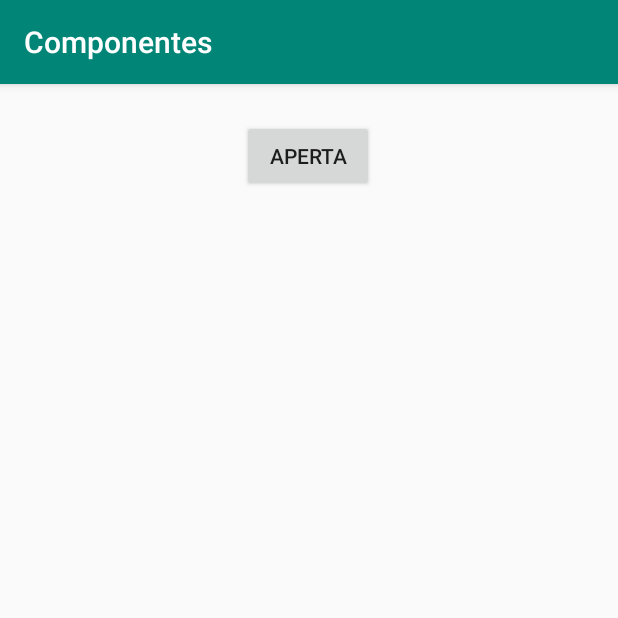
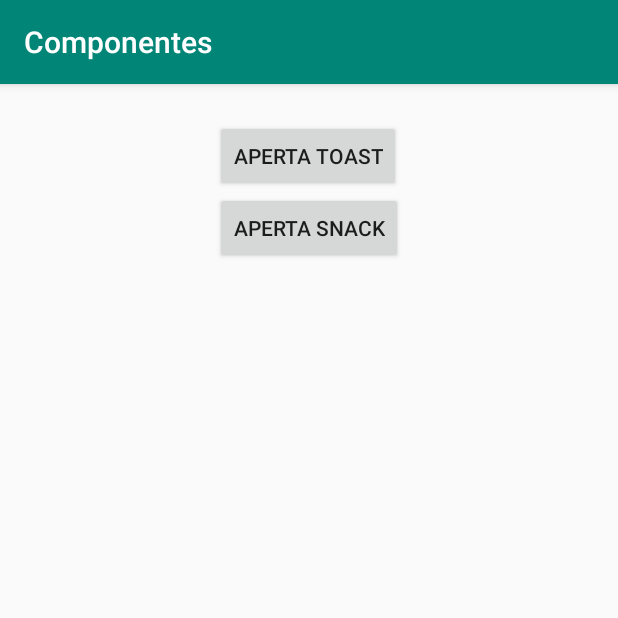
Before and after one commit to Caiango/NewComponents, an Android app: the screen it shows after launch (MainActivity), on a phone screen of 412 x 824 dp, the top half of it. Run offline under Robolectric (Android 15) with nearby library versions, the phone set to English and light mode, and no system bars.

Commit message:
Testando snackbar

```diff
--- a/app/build.gradle
+++ b/app/build.gradle
@@ -3,6 +3,8 @@ apply plugin: 'com.android.application'
 apply plugin: 'kotlin-android'
 
 apply plugin: 'kotlin-android-extensions'
+
+
 
 android {
     compileSdkVersion 29
@@ -26,6 +28,7 @@ android {
 dependencies {
     implementation fileTree(dir: 'libs', include: ['*.jar'])
     implementation"org.jetbrains.kotlin:kotlin-stdlib-jdk7:$kotlin_version"
+    implementation"com.android.support:design:28"
     implementation 'androidx.appcompat:appcompat:1.0.2'
     implementation 'androidx.core:core-ktx:1.0.2'
     implementation 'androidx.constraintlayout:constraintlayout:1.1.3'
--- a/app/src/main/res/layout/activity_main.xml
+++ b/app/src/main/res/layout/activity_main.xml
@@ -4,17 +4,27 @@
     xmlns:tools="http://schemas.android.com/tools"
     android:layout_width="match_parent"
     android:layout_height="match_parent"
-    tools:context=".MainActivity">
+    tools:context=".MainActivity"
+    android:id="@+id/constraint">
 
     <Button
         android:id="@+id/ButToast"
         android:layout_width="wrap_content"
         android:layout_height="wrap_content"
         android:layout_marginTop="24dp"
-        android:text="APERTA"
+        android:text="APERTA Toast"
         app:layout_constraintEnd_toEndOf="parent"
         app:layout_constraintHorizontal_bias="0.498"
         app:layout_constraintStart_toStartOf="parent"
         app:layout_constraintTop_toTopOf="parent" />
 
+    <Button
+        android:id="@+id/ButSnack"
+        android:layout_width="wrap_content"
+        android:layout_height="wrap_content"
+        android:text="APERTA snack"
+        app:layout_constraintEnd_toEndOf="parent"
+        app:layout_constraintStart_toStartOf="parent"
+        app:layout_constraintTop_toBottomOf="@id/ButToast" />
+
 </androidx.constraintlayout.widget.ConstraintLayout>
--- a/app/src/main/res/values/colors.xml
+++ b/app/src/main/res/values/colors.xml
@@ -3,4 +3,5 @@
     <color name="colorPrimary">#008577</color>
     <color name="colorPrimaryDark">#00574B</color>
     <color name="colorAccent">#D81B60</color>
+    <color name="colorBack">#0B1C72</color>
 </resources>
--- a/build.gradle
+++ b/build.gradle
@@ -19,6 +19,9 @@ allprojects {
     repositories {
         google()
         jcenter()
+        maven(){
+            url 'https://maven.google.com'
+        }
 
     }
 }
```
Also changed, not shown: app/src/main/java/com/example/componentes/MainActivity.kt (+13 -2 lines).
